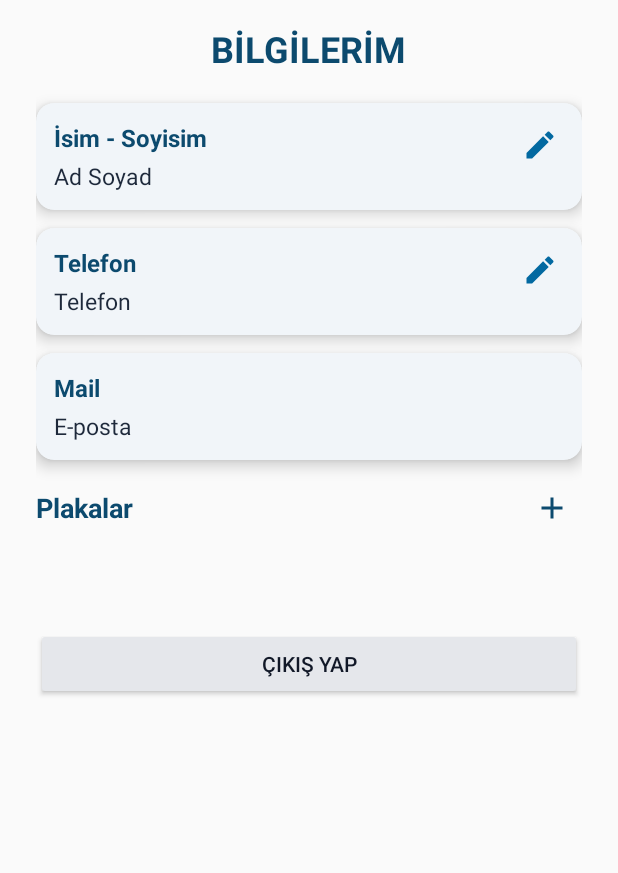
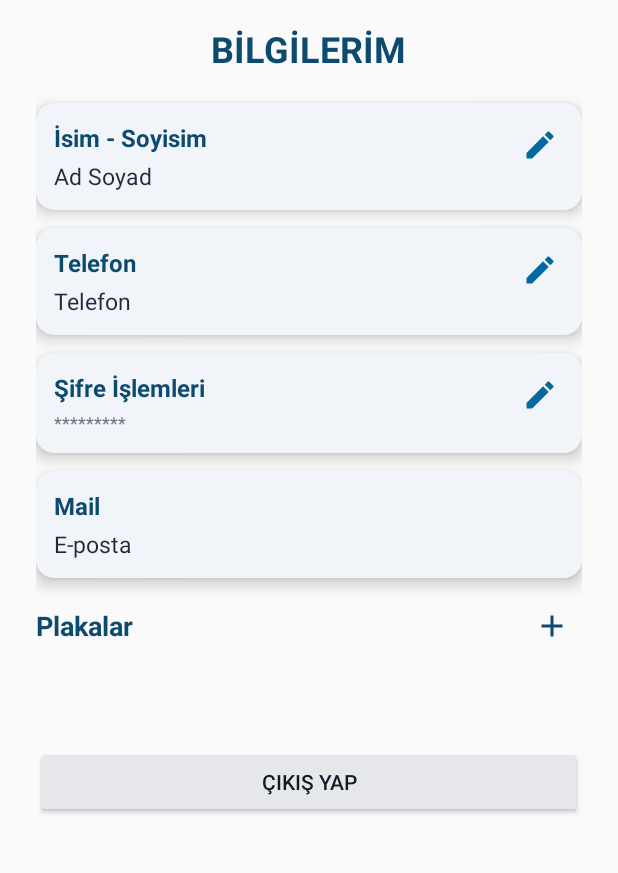
Before and after one commit to halenursarisen/aracplakatanima, an Android app built with Jetpack Compose: the layout fragment_hesabim.xml on its own in the app's theme, with its tools: preview values and no code run, on a phone screen of 412 x 824 dp, the part 216-1089 px from its top. Run offline under Robolectric (Android 15) with nearby library versions, the phone set to English and light mode, and no system bars.

Commit message:
Hesabım ekranı geliştirildi ve doğrudan şifre değiştirme eklendi

```diff
--- a/kullaniciApp/app/src/main/res/layout/fragment_hesabim.xml
+++ b/kullaniciApp/app/src/main/res/layout/fragment_hesabim.xml
@@ -129,6 +129,57 @@
             </RelativeLayout>
         </androidx.cardview.widget.CardView>
 
+        <!-- SİFRE İSLEMLERİ -->
+
+        <androidx.cardview.widget.CardView
+            android:layout_width="match_parent"
+            android:layout_height="wrap_content"
+            android:layout_marginBottom="12dp"
+            app:cardCornerRadius="12dp"
+            app:cardElevation="6dp"
+            app:cardBackgroundColor="#F1F5F9">
+
+            <RelativeLayout
+                android:layout_width="match_parent"
+                android:layout_height="wrap_content"
+                android:padding="12dp">
+
+                <LinearLayout
+                    android:layout_width="wrap_content"
+                    android:layout_height="wrap_content"
+                    android:orientation="vertical">
+
+                    <TextView
+                        android:layout_width="wrap_content"
+                        android:layout_height="wrap_content"
+                        android:text="Şifre İşlemleri"
+                        android:textColor="#0C4A6E"
+                        android:textStyle="bold"
+                        android:textSize="16sp" />
+
+                    <TextView
+                        android:id="@+id/textPasswordInfo"
+                        android:layout_width="wrap_content"
+                        android:layout_height="wrap_content"
+                        android:text="*********"
+                        android:textColor="#6B7280"
+                        android:textSize="12sp"
+                        android:layout_marginTop="4dp" />
+                </LinearLayout>
+
+                <ImageButton
+                    android:id="@+id/buttonEditPassword"
+                    android:layout_width="32dp"
+                    android:layout_height="32dp"
+                    android:layout_alignParentEnd="true"
+                    android:background="?attr/selectableItemBackgroundBorderless"
+                    android:src="@drawable/ic_edit"
+                    android:contentDescription="Şifreyi Düzenle" />
+            </RelativeLayout>
+        </androidx.cardview.widget.CardView>
+
+
+
         <!-- Mail Kartı (düzenlenemez) -->
         <androidx.cardview.widget.CardView
             android:layout_width="match_parent"
@@ -204,6 +255,7 @@
             android:backgroundTint="#E5E7EB"
             android:textColor="#111827"
             android:layout_marginTop="32dp" />
+
         <View
             android:layout_width="match_parent"
             android:layout_height="100dp" />
```
Also changed, not shown: kullaniciApp/app/src/main/java/com/example/kullaniciapp/HesabimFragment.kt (+45 -3 lines), kullaniciApp/app/src/main/res/layout/dialog_change_password.xml (added, +22 -0 lines).
